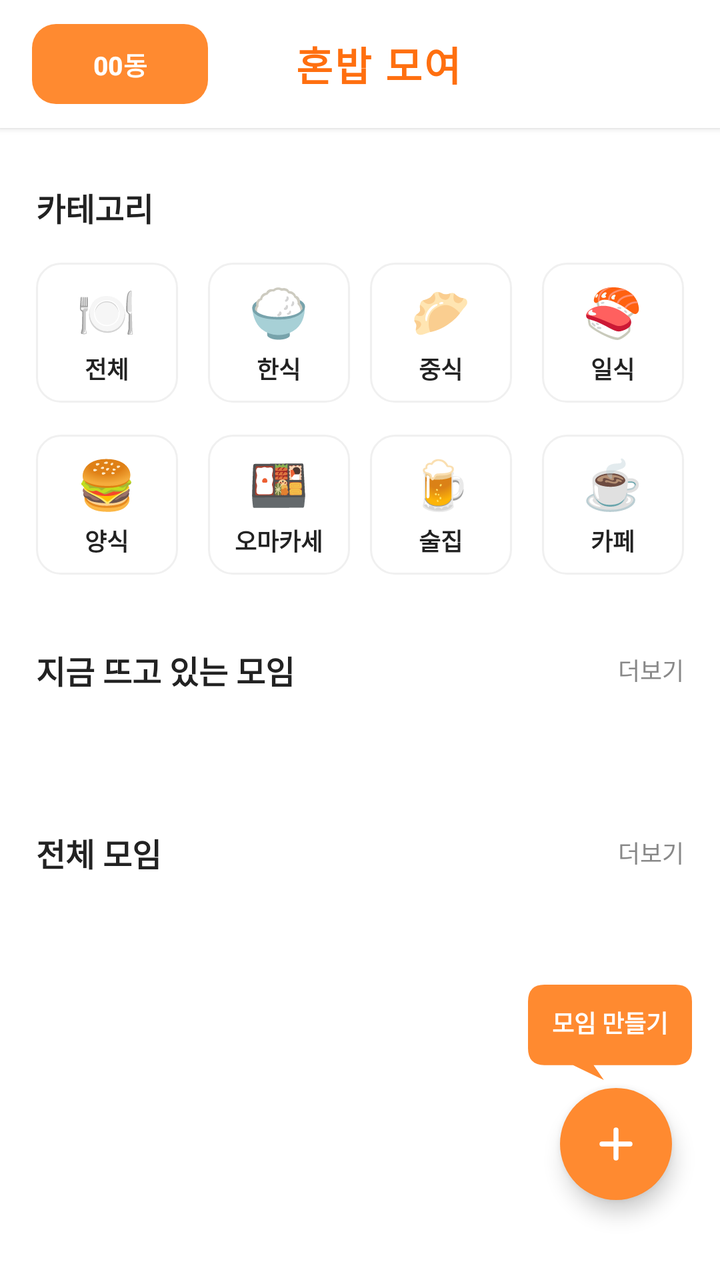
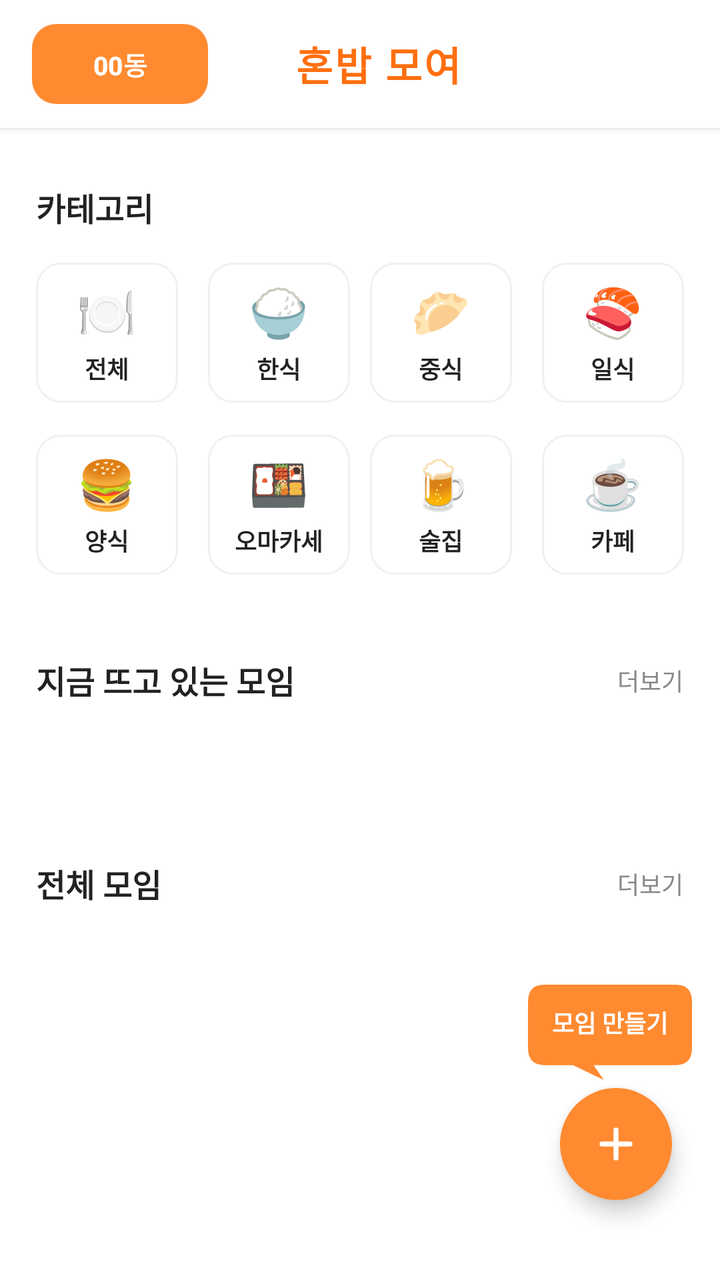

An Android layout rendered at two revisions. The XML below is the earlier revision; the diff shows what the commit changed to produce the second picture.
<!-- AndroidManifest.xml: application theme Theme.Honbabapp -->
<!-- res/layout/fragment_home.xml -->
<?xml version="1.0" encoding="utf-8"?>
<androidx.constraintlayout.widget.ConstraintLayout xmlns:android="http://schemas.android.com/apk/res/android"
    xmlns:app="http://schemas.android.com/apk/res-auto"
    android:id="@+id/home"
    android:layout_width="match_parent"
    android:layout_height="match_parent"
    android:background="@color/bg_100">

    
    <LinearLayout
        android:id="@+id/header_layout"
        android:layout_width="0dp"
        android:layout_height="wrap_content"
        android:background="@color/bg_100"
        android:elevation="2dp"
        android:gravity="center_vertical"
        android:orientation="horizontal"
        android:paddingHorizontal="16dp"
        android:paddingVertical="12dp"
        app:layout_constraintEnd_toEndOf="parent"
        app:layout_constraintHorizontal_bias="0.0"
        app:layout_constraintStart_toStartOf="parent"
        app:layout_constraintTop_toTopOf="parent">

        
        <Button
            android:id="@+id/btn_location"
            android:layout_width="wrap_content"
            android:layout_height="40dp"
            android:background="@drawable/button_primary_background"
            android:gravity="center"
            android:paddingHorizontal="14dp"
            android:text="00동"
            android:textColor="@color/white"
            android:textSize="13sp"
            android:textStyle="bold"
            />

        
        <TextView
            android:layout_width="0dp"
            android:layout_height="wrap_content"
            android:layout_weight="1"
            android:gravity="center"
            android:letterSpacing="0.05"
            android:text="혼밥 모여"
            android:layout_marginEnd="30dp"
            android:textColor="@color/primary_200"
            android:textSize="20sp"
            android:textStyle="bold" />

        
        <Space
            android:layout_width="40dp"
            android:layout_height="40dp" />
    </LinearLayout>

    <androidx.core.widget.NestedScrollView
        android:layout_width="0dp"
        android:layout_height="0dp"
        android:fillViewport="true"
        app:layout_constraintTop_toBottomOf="@id/header_layout"
        app:layout_constraintStart_toStartOf="parent"
        app:layout_constraintEnd_toEndOf="parent"
        app:layout_constraintBottom_toBottomOf="parent">

        <LinearLayout
            android:layout_width="match_parent"
            android:layout_height="wrap_content"
            android:orientation="vertical">

            
            <LinearLayout
                android:layout_width="match_parent"
                android:layout_height="wrap_content"
                android:orientation="vertical"
                android:layout_marginTop="28dp">

                <TextView
                    android:layout_width="wrap_content"
                    android:layout_height="wrap_content"
                    android:text="카테고리"
                    android:textColor="@color/text_100"
                    android:textSize="16sp"
                    android:textStyle="bold"
                    android:layout_marginHorizontal="18dp"
                    android:layout_marginBottom="16dp" />

                
                <LinearLayout
                    android:layout_width="match_parent"
                    android:layout_height="wrap_content"
                    android:orientation="vertical"
                    android:layout_marginHorizontal="18dp">

                    
                    <LinearLayout
                        android:layout_width="match_parent"
                        android:layout_height="wrap_content"
                        android:orientation="horizontal"
                        android:layout_marginBottom="16dp">

                        
                        <LinearLayout
                            android:id="@+id/category_all"
                            android:layout_width="0dp"
                            android:layout_height="70dp"
                            android:layout_weight="1"
                            android:orientation="vertical"
                            android:gravity="center"
                            android:background="@drawable/category_grid_background"
                            android:layout_marginEnd="10dp"
                            android:clickable="true"
                            android:focusable="true"
                            android:foreground="?android:attr/selectableItemBackground">

                            <TextView
                                android:layout_width="32dp"
                                android:layout_height="32dp"
                                android:text="🍽️"
                                android:textSize="24dp"
                                android:gravity="center"
                                android:layout_marginBottom="4dp" />

                            <TextView
                                android:layout_width="wrap_content"
                                android:layout_height="wrap_content"
                                android:text="전체"
                                android:textColor="@color/text_100"
                                android:textSize="12sp"
                                android:textStyle="bold" />

                        </LinearLayout>

                        
                        <LinearLayout
                            android:id="@+id/category_korean"
                            android:layout_width="0dp"
                            android:layout_height="70dp"
                            android:layout_weight="1"
                            android:orientation="vertical"
                            android:gravity="center"
                            android:background="@drawable/category_grid_background"
                            android:layout_marginHorizontal="5dp"
                            android:clickable="true"
                            android:focusable="true"
                            android:foreground="?android:attr/selectableItemBackground">

                            <TextView
                                android:layout_width="32dp"
                                android:layout_height="32dp"
                                android:text="🍚"
                                android:textSize="24dp"
                                android:gravity="center"
                                android:layout_marginBottom="4dp" />

                            <TextView
                                android:layout_width="wrap_content"
                                android:layout_height="wrap_content"
                                android:text="한식"
                                android:textColor="@color/text_100"
                                android:textSize="12sp"
                                android:textStyle="bold" />

                        </LinearLayout>

                        
                        <LinearLayout
                            android:id="@+id/category_chinese"
                            android:layout_width="0dp"
                            android:layout_height="70dp"
                            android:layout_weight="1"
                            android:orientation="vertical"
                            android:gravity="center"
                            android:background="@drawable/category_grid_background"
                            android:layout_marginHorizontal="5dp"
                            android:clickable="true"
                            android:focusable="true"
                            android:foreground="?android:attr/selectableItemBackground">

                            <TextView
                                android:layout_width="32dp"
                                android:layout_height="32dp"
                                android:text="🥟"
                                android:textSize="24dp"
                                android:gravity="center"
                                android:layout_marginBottom="4dp" />

                            <TextView
                                android:layout_width="wrap_content"
                                android:layout_height="wrap_content"
                                android:text="중식"
                                android:textColor="@color/text_100"
                                android:textSize="12sp"
                                android:textStyle="bold" />

                        </LinearLayout>

                        
                        <LinearLayout
                            android:id="@+id/category_japanese"
                            android:layout_width="0dp"
                            android:layout_height="70dp"
                            android:layout_weight="1"
                            android:orientation="vertical"
                            android:gravity="center"
                            android:background="@drawable/category_grid_background"
                            android:layout_marginStart="10dp"
                            android:clickable="true"
                            android:focusable="true"
                            android:foreground="?android:attr/selectableItemBackground">

                            <TextView
                                android:layout_width="32dp"
                                android:layout_height="32dp"
                                android:text="🍣"
                                android:textSize="24dp"
                                android:gravity="center"
                                android:layout_marginBottom="4dp" />

                            <TextView
                                android:layout_width="wrap_content"
                                android:layout_height="wrap_content"
                                android:text="일식"
                                android:textColor="@color/text_100"
                                android:textSize="12sp"
                                android:textStyle="bold" />

                        </LinearLayout>

                    </LinearLayout>

                    
                    <LinearLayout
                        android:layout_width="match_parent"
                        android:layout_height="wrap_content"
                        android:orientation="horizontal">

                        
                        <LinearLayout
                            android:id="@+id/category_western"
                            android:layout_width="0dp"
                            android:layout_height="70dp"
                            android:layout_weight="1"
                            android:orientation="vertical"
                            android:gravity="center"
                            android:background="@drawable/category_grid_background"
                            android:layout_marginEnd="10dp"
                            android:clickable="true"
                            android:focusable="true"
                            android:foreground="?android:attr/selectableItemBackground">

                            <TextView
                                android:layout_width="32dp"
                                android:layout_height="32dp"
                                android:text="🍔"
                                android:textSize="24dp"
                                android:gravity="center"
                                android:layout_marginBottom="4dp" />

                            <TextView
                                android:layout_width="wrap_content"
                                android:layout_height="wrap_content"
                                android:text="양식"
                                android:textColor="@color/text_100"
                                android:textSize="12sp"
                                android:textStyle="bold" />

                        </LinearLayout>

                        
                        <LinearLayout
                            android:id="@+id/category_omakase"
                            android:layout_width="0dp"
                            android:layout_height="70dp"
                            android:layout_weight="1"
                            android:orientation="vertical"
                            android:gravity="center"
                            android:background="@drawable/category_grid_background"
                            android:layout_marginHorizontal="5dp"
                            android:clickable="true"
                            android:focusable="true"
                            android:foreground="?android:attr/selectableItemBackground">

                            <TextView
                                android:layout_width="32dp"
                                android:layout_height="32dp"
                                android:text="🍱"
                                android:textSize="24dp"
                                android:gravity="center"
                                android:layout_marginBottom="4dp" />

                            <TextView
                                android:layout_width="wrap_content"
                                android:layout_height="wrap_content"
                                android:text="오마카세"
                                android:textColor="@color/text_100"
                                android:textSize="12sp"
                                android:textStyle="bold" />

                        </LinearLayout>

                        
                        <LinearLayout
                            android:id="@+id/category_pub"
                            android:layout_width="0dp"
                            android:layout_height="70dp"
                            android:layout_weight="1"
                            android:orientation="vertical"
                            android:gravity="center"
                            android:background="@drawable/category_grid_background"
                            android:layout_marginHorizontal="5dp"
                            android:clickable="true"
                            android:focusable="true"
                            android:foreground="?android:attr/selectableItemBackground">

                            <TextView
                                android:layout_width="32dp"
                                android:layout_height="32dp"
                                android:text="🍺"
                                android:textSize="24dp"
                                android:gravity="center"
                                android:layout_marginBottom="4dp" />

                            <TextView
                                android:layout_width="wrap_content"
                                android:layout_height="wrap_content"
                                android:text="술집"
                                android:textColor="@color/text_100"
                                android:textSize="12sp"
                                android:textStyle="bold" />

                        </LinearLayout>

                        
                        <LinearLayout
                            android:id="@+id/category_cafe"
                            android:layout_width="0dp"
                            android:layout_height="70dp"
                            android:layout_weight="1"
                            android:orientation="vertical"
                            android:gravity="center"
                            android:background="@drawable/category_grid_background"
                            android:layout_marginStart="10dp"
                            android:clickable="true"
                            android:focusable="true"
                            android:foreground="?android:attr/selectableItemBackground">

                            <TextView
                                android:layout_width="32dp"
                                android:layout_height="32dp"
                                android:text="☕"
                                android:textSize="24dp"
                                android:gravity="center"
                                android:layout_marginBottom="4dp" />

                            <TextView
                                android:layout_width="wrap_content"
                                android:layout_height="wrap_content"
                                android:text="카페"
                                android:textColor="@color/text_100"
                                android:textSize="12sp"
                                android:textStyle="bold" />

                        </LinearLayout>

                    </LinearLayout>

                </LinearLayout>

            </LinearLayout>

            
            <LinearLayout
                android:layout_width="match_parent"
                android:layout_height="wrap_content"
                android:orientation="vertical"
                android:layout_marginTop="36dp">

                <LinearLayout
                    android:layout_width="match_parent"
                    android:layout_height="wrap_content"
                    android:orientation="horizontal"
                    android:gravity="center_vertical"
                    android:layout_marginHorizontal="18dp"
                    android:layout_marginBottom="16dp">

                    <TextView
                        android:layout_width="0dp"
                        android:layout_height="wrap_content"
                        android:layout_weight="1"
                        android:text="지금 뜨고 있는 모임"
                        android:textColor="@color/text_100"
                        android:textSize="16sp"
                        android:textStyle="bold" />

                    <TextView
                        android:id="@+id/tv_hot_meetings_more"
                        android:layout_width="wrap_content"
                        android:layout_height="wrap_content"
                        android:text="더보기"
                        android:textColor="@color/text_200"
                        android:textSize="12sp"
                        android:clickable="true"
                        android:focusable="true" />

                </LinearLayout>

                
                <androidx.recyclerview.widget.RecyclerView
                    android:id="@+id/rv_hot_meetings"
                    android:orientation="horizontal"
                    android:layout_width="match_parent"
                    android:layout_height="wrap_content"
                    android:paddingStart="18dp"
                    android:paddingEnd="18dp"
                    android:paddingVertical="8dp"
                    android:clipToPadding="false"
                    android:scrollbars="none"
                    android:nestedScrollingEnabled="false"
                    app:layoutManager="androidx.recyclerview.widget.LinearLayoutManager" />

            </LinearLayout>

            
            <LinearLayout
                android:layout_width="match_parent"
                android:layout_height="wrap_content"
                android:orientation="vertical"
                android:layout_marginTop="36dp">

                <LinearLayout
                    android:layout_width="match_parent"
                    android:layout_height="wrap_content"
                    android:orientation="horizontal"
                    android:gravity="center_vertical"
                    android:layout_marginHorizontal="18dp"
                    android:layout_marginBottom="16dp">

                    <TextView
                        android:layout_width="0dp"
                        android:layout_height="wrap_content"
                        android:layout_weight="1"
                        android:text="전체 모임"
                        android:textColor="@color/text_100"
                        android:textSize="16sp"
                        android:textStyle="bold" />

                    <TextView
                        android:id="@+id/tv_all_meetings_more"
                        android:layout_width="wrap_content"
                        android:layout_height="wrap_content"
                        android:text="더보기"
                        android:textColor="@color/text_200"
                        android:textSize="12sp"
                        android:clickable="true"
                        android:focusable="true" />

                </LinearLayout>


                <androidx.recyclerview.widget.RecyclerView
                    android:id="@+id/rv_meetings"
                    android:orientation="vertical"
                    android:layout_width="match_parent"
                    android:layout_height="wrap_content"
                    android:paddingHorizontal="18dp"
                    android:paddingTop="8dp"
                    android:paddingBottom="100dp"
                    android:clipToPadding="false"
                    android:scrollbars="none"
                    android:nestedScrollingEnabled="false"
                    app:layoutManager="androidx.recyclerview.widget.LinearLayoutManager" />

            </LinearLayout>

        </LinearLayout>

    </androidx.core.widget.NestedScrollView>

    <TextView
        android:id="@+id/tv_fab_hint"
        android:layout_width="wrap_content"
        android:layout_height="wrap_content"
        android:text="모임 만들기"
        android:textColor="@color/white"
        android:textSize="12sp"
        android:textStyle="bold"
        android:background="@drawable/speech_bubble"
        android:paddingStart="12dp"
        android:paddingEnd="12dp"
        android:paddingTop="10dp"
        android:paddingBottom="20dp"
        android:layout_marginEnd="14dp"
        android:layout_marginBottom="4dp"
        app:layout_constraintEnd_toEndOf="parent"
        app:layout_constraintBottom_toTopOf="@id/fab_create_meeting" />

    
    <com.google.android.material.floatingactionbutton.FloatingActionButton
        android:id="@+id/fab_create_meeting"
        android:layout_width="wrap_content"
        android:layout_height="wrap_content"
        android:layout_marginEnd="24dp"
        android:layout_marginBottom="40dp"
        android:src="@drawable/ic_add"
        app:backgroundTint="@color/primary_100"
        app:tint="@color/white"
        app:fabSize="normal"
        android:elevation="6dp"
        app:layout_constraintEnd_toEndOf="parent"
        app:layout_constraintBottom_toBottomOf="parent"
        app:shapeAppearanceOverlay="@style/ShapeAppearanceOverlay.Honbab.FAB.Circle" />


</androidx.constraintlayout.widget.ConstraintLayout>
<!-- resources referenced by this layout -->
<resources>
  <color name="bg_100">#FFFFFF</color>
  <color name="primary_100">#FF8A30</color>
  <color name="primary_200">#FF6F0F</color>
  <color name="text_100">#222222</color>
  <color name="text_200">#888888</color>
  <color name="white">#FFFFFFFF</color>
  <!-- drawable button_primary_background (drawable) -->
  <?xml version="1.0" encoding="utf-8"?>
  <shape xmlns:android="http://schemas.android.com/apk/res/android">
      <solid android:color="@color/primary_100" />
      <corners android:radius="12dp" />
  </shape>
  <!-- drawable category_grid_background (drawable) -->
  <?xml version="1.0" encoding="utf-8"?>
  <shape xmlns:android="http://schemas.android.com/apk/res/android">
      <solid android:color="@color/white" />
      <corners android:radius="12dp" />
      <stroke
          android:width="1dp"
          android:color="#F0F0F0" />
  </shape>
  <!-- drawable ic_add (drawable) -->
  <vector xmlns:android="http://schemas.android.com/apk/res/android"
      android:width="24dp"
      android:height="24dp"
      android:viewportWidth="24"
      android:viewportHeight="24">
  
      <path
          android:name="plus_vertical"
          android:pathData="M12,5v14"
          android:strokeColor="#FFFFFF"
          android:strokeWidth="2.5"
          android:strokeLineCap="round"
          android:strokeLineJoin="round"
          android:fillColor="@android:color/transparent"/>
  
      <path
          android:name="plus_horizontal"
          android:pathData="M5,12h14"
          android:strokeColor="#FFFFFF"
          android:strokeWidth="2.5"
          android:strokeLineCap="round"
          android:strokeLineJoin="round"
          android:fillColor="@android:color/transparent"/>
  </vector>
  <!-- drawable speech_bubble (drawable) -->
  <?xml version="1.0" encoding="utf-8"?>
  <vector xmlns:android="http://schemas.android.com/apk/res/android"
      android:width="80dp"
      android:height="45dp"
      android:viewportWidth="80"
      android:viewportHeight="45">
  
      <path
          android:fillColor="@color/primary_100"
          android:pathData="
              M8,0
              L72,0
              Q80,0 80,8
              L80,30
              Q80,38 72,38
              L32,38
              L37,45
              L22,38
              L8,38
              Q0,38 0,30
              L0,8
              Q0,0 8,0
              Z" />
  
  </vector>
  <style name="ShapeAppearanceOverlay.Honbab.FAB.Circle" parent="">
          <item name="cornerFamily">rounded</item>
          <item name="cornerSize">50%</item>  
  
      </style>
  <style name="Theme.Honbabapp" parent="Base.Theme.Honbabapp">
          <item name="android:windowIsTranslucent">true</item>
      </style>
  <style name="Base.Theme.Honbabapp" parent="Theme.Material3.Light.NoActionBar">
          
          <item name="colorPrimary">@color/primary_100</item>
          <item name="colorPrimaryVariant">@color/primary_200</item>
          <item name="colorOnPrimary">@android:color/white</item>
  
          
          <item name="colorSecondary">@color/accent_100</item>
          <item name="colorSecondaryVariant">@color/accent_200</item>
          <item name="colorOnSecondary">@android:color/white</item>
  
          
          <item name="android:colorBackground">@color/bg_100</item>
          <item name="colorSurface">@color/white</item>
          <item name="colorOnSurface">@color/text_100</item>
  
          
          <item name="android:statusBarColor">@android:color/white</item>
          <item name="android:windowLightStatusBar">true</item>
          
      </style>
  <color name="accent_100">#00C7AE</color>
  <color name="accent_200">#2B2B2B</color>
</resources>

<!-- the commit's change to res/layout/fragment_home.xml (unified diff, before → after) -->
@@ -118,7 +118,7 @@
                                 android:layout_width="32dp"
                                 android:layout_height="32dp"
                                 android:text="🍽️"
-                                android:textSize="24dp"
+                                android:textSize="24sp"
                                 android:gravity="center"
                                 android:layout_marginBottom="4dp" />
 
@@ -150,7 +150,7 @@
                                 android:layout_width="32dp"
                                 android:layout_height="32dp"
                                 android:text="🍚"
-                                android:textSize="24dp"
+                                android:textSize="24sp"
                                 android:gravity="center"
                                 android:layout_marginBottom="4dp" />
 
@@ -182,7 +182,7 @@
                                 android:layout_width="32dp"
                                 android:layout_height="32dp"
                                 android:text="🥟"
-                                android:textSize="24dp"
+                                android:textSize="24sp"
                                 android:gravity="center"
                                 android:layout_marginBottom="4dp" />
 
@@ -214,7 +214,7 @@
                                 android:layout_width="32dp"
                                 android:layout_height="32dp"
                                 android:text="🍣"
-                                android:textSize="24dp"
+                                android:textSize="24sp"
                                 android:gravity="center"
                                 android:layout_marginBottom="4dp" />
 
@@ -254,7 +254,7 @@
                                 android:layout_width="32dp"
                                 android:layout_height="32dp"
                                 android:text="🍔"
-                                android:textSize="24dp"
+                                android:textSize="24sp"
                                 android:gravity="center"
                                 android:layout_marginBottom="4dp" />
 
@@ -286,7 +286,7 @@
                                 android:layout_width="32dp"
                                 android:layout_height="32dp"
                                 android:text="🍱"
-                                android:textSize="24dp"
+                                android:textSize="24sp"
                                 android:gravity="center"
                                 android:layout_marginBottom="4dp" />
 
@@ -318,7 +318,7 @@
                                 android:layout_width="32dp"
                                 android:layout_height="32dp"
                                 android:text="🍺"
-                                android:textSize="24dp"
+                                android:textSize="24sp"
                                 android:gravity="center"
                                 android:layout_marginBottom="4dp" />
 
@@ -350,7 +350,7 @@
                                 android:layout_width="32dp"
                                 android:layout_height="32dp"
                                 android:text="☕"
-                                android:textSize="24dp"
+                                android:textSize="24sp"
                                 android:gravity="center"
                                 android:layout_marginBottom="4dp" />
 
@@ -372,6 +372,7 @@
 
             
             <LinearLayout
+                android:id="@+id/section_hot"
                 android:layout_width="match_parent"
                 android:layout_height="wrap_content"
                 android:orientation="vertical"
@@ -401,6 +402,9 @@
                         android:text="더보기"
                         android:textColor="@color/text_200"
                         android:textSize="12sp"
+                        android:padding="8dp"
+                        android:layout_marginEnd="-8dp"
+                        android:background="?attr/selectableItemBackgroundBorderless"
                         android:clickable="true"
                         android:focusable="true" />
 
@@ -424,6 +428,7 @@
 
             
             <LinearLayout
+                android:id="@+id/section_all"
                 android:layout_width="match_parent"
                 android:layout_height="wrap_content"
                 android:orientation="vertical"
@@ -453,6 +458,9 @@
                         android:text="더보기"
                         android:textColor="@color/text_200"
                         android:textSize="12sp"
+                        android:padding="8dp"
+                        android:layout_marginEnd="-8dp"
+                        android:background="?attr/selectableItemBackgroundBorderless"
                         android:clickable="true"
                         android:focusable="true" />
 
@@ -473,6 +481,12 @@
                     app:layoutManager="androidx.recyclerview.widget.LinearLayoutManager" />
 
             </LinearLayout>
+
+            
+            <include
+                android:id="@+id/empty_meetings"
+                layout="@layout/view_empty_meetings"
+                android:visibility="gone" />
 
         </LinearLayout>
 
@@ -514,3 +528,61 @@
 
 
 </androidx.constraintlayout.widget.ConstraintLayout>
+<!-- res/layout/view_empty_meetings.xml (included above) -->
+<?xml version="1.0" encoding="utf-8"?>
+<LinearLayout xmlns:android="http://schemas.android.com/apk/res/android"
+    android:layout_width="match_parent"
+    android:layout_height="wrap_content"
+    android:orientation="vertical"
+    android:layout_marginTop="36dp">
+
+    <TextView
+        android:layout_width="wrap_content"
+        android:layout_height="wrap_content"
+        android:text="이 동네 모임"
+        android:textColor="@color/text_100"
+        android:textSize="16sp"
+        android:textStyle="bold"
+        android:layout_marginHorizontal="18dp"
+        android:layout_marginBottom="16dp" />
+
+    
+    <LinearLayout
+        android:layout_width="match_parent"
+        android:layout_height="wrap_content"
+        android:orientation="vertical"
+        android:gravity="center_horizontal"
+        android:background="@drawable/empty_card_background"
+        android:layout_marginHorizontal="18dp"
+        android:paddingHorizontal="20dp"
+        android:paddingVertical="32dp">
+
+        
+        <ImageView
+            android:layout_width="60dp"
+            android:layout_height="60dp"
+            android:src="@drawable/app_logo2"
+            android:layout_marginBottom="20dp"
+            android:contentDescription="@null" />
+
+        <TextView
+            android:layout_width="wrap_content"
+            android:layout_height="wrap_content"
+            android:text="아직 이 동네에 모임이 없어요"
+            android:textColor="@color/text_100"
+            android:textSize="16sp"
+            android:textStyle="bold"
+            android:layout_marginBottom="8dp" />
+
+        <TextView
+            android:layout_width="wrap_content"
+            android:layout_height="wrap_content"
+            android:text="첫 모임을 만들어 이웃과 함께 식사해 보세요.\n다른 동네를 둘러볼 수도 있어요."
+            android:textColor="@color/text_200"
+            android:textSize="13sp"
+            android:gravity="center"
+            android:lineSpacingExtra="2dp" />
+
+    </LinearLayout>
+
+</LinearLayout>
<!-- resource entries referenced after the edit -->
@@ -6,6 +6,7 @@
   <color name="text_100">#222222</color>
   <color name="text_200">#888888</color>
   <color name="white">#FFFFFFFF</color>
+  <!-- drawable app_logo2: png bitmap (drawable, 11128 bytes) -->
   <!-- drawable button_primary_background (drawable) -->
   <?xml version="1.0" encoding="utf-8"?>
   <shape xmlns:android="http://schemas.android.com/apk/res/android">
@@ -20,6 +21,13 @@
       <stroke
           android:width="1dp"
           android:color="#F0F0F0" />
+  </shape>
+  <!-- drawable empty_card_background (drawable) -->
+  <?xml version="1.0" encoding="utf-8"?>
+  <shape xmlns:android="http://schemas.android.com/apk/res/android"
+      android:shape="rectangle">
+      <solid android:color="@color/bg_200" />
+      <corners android:radius="16dp" />
   </shape>
   <!-- drawable ic_add (drawable) -->
   <vector xmlns:android="http://schemas.android.com/apk/res/android"
@@ -80,6 +88,7 @@
   <style name="Theme.Honbabapp" parent="Base.Theme.Honbabapp">
           <item name="android:windowIsTranslucent">true</item>
       </style>
+  <color name="bg_200">#F7F7F7</color>
   <style name="Base.Theme.Honbabapp" parent="Theme.Material3.Light.NoActionBar">
           
           <item name="colorPrimary">@color/primary_100</item>
